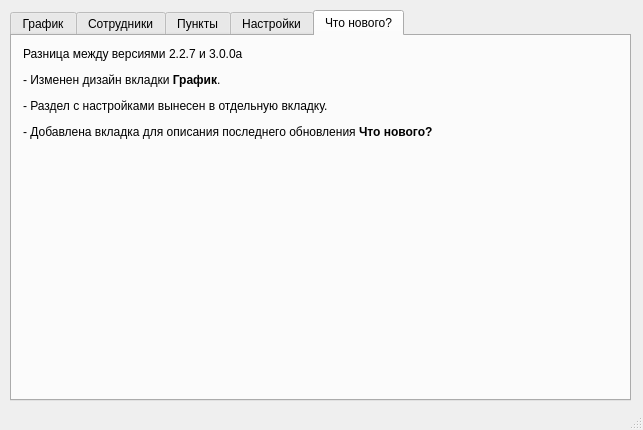
Above: mainwindow.ui from The-Zealot/WBScheduleManager before the change. Below: the same form after it.
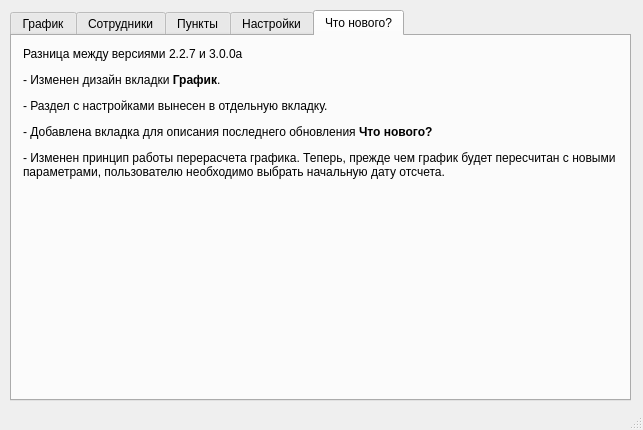
That is the form after the change. The open tabs and pages were chosen to show the change. Icons and pictures are not drawn. Custom widgets are drawn as their Qt base class.

The edit to the form file:
```diff
--- a/mainwindow.ui
+++ b/mainwindow.ui
@@ -1073,7 +1073,7 @@
        </rect>
       </property>
       <property name="text">
-       <string>&lt;html&gt;&lt;head/&gt;&lt;body&gt;&lt;p&gt;Разница между версиями 2.2.7 и 3.0.0a&lt;/p&gt;&lt;p&gt;- Изменен дизайн вкладки &lt;span style=&quot; font-weight:600;&quot;&gt;График&lt;/span&gt;. &lt;/p&gt;&lt;p&gt;- Раздел с настройками вынесен в отдельную вкладку.&lt;/p&gt;&lt;p&gt;- Добавлена вкладка для описания последнего обновления &lt;span style=&quot; font-weight:600;&quot;&gt;Что нового?&lt;/span&gt;&lt;/p&gt;&lt;/body&gt;&lt;/html&gt;</string>
+       <string>&lt;html&gt;&lt;head/&gt;&lt;body&gt;&lt;p&gt;Разница между версиями 2.2.7 и 3.0.0a&lt;/p&gt;&lt;p&gt;- Изменен дизайн вкладки &lt;span style=&quot; font-weight:600;&quot;&gt;График&lt;/span&gt;. &lt;/p&gt;&lt;p&gt;- Раздел с настройками вынесен в отдельную вкладку.&lt;/p&gt;&lt;p&gt;- Добавлена вкладка для описания последнего обновления &lt;span style=&quot; font-weight:600;&quot;&gt;Что нового?&lt;/span&gt;&lt;/p&gt;&lt;p&gt;- Изменен принцип работы перерасчета графика. Теперь, прежде чем график будет пересчитан с новыми параметрами, пользователю необходимо выбрать начальную дату отсчета.&lt;/p&gt;&lt;/body&gt;&lt;/html&gt;</string>
       </property>
       <property name="textFormat">
        <enum>Qt::AutoText</enum>
```
